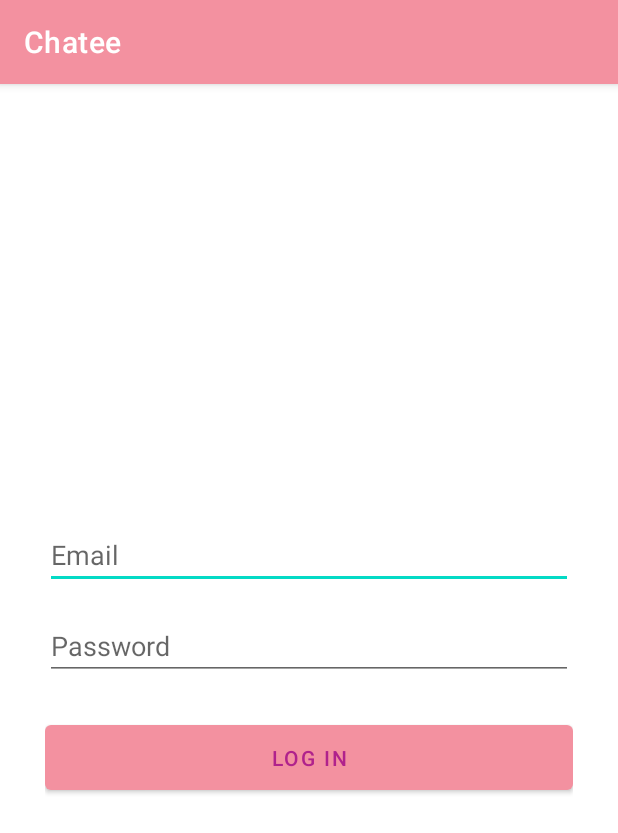
After one commit to Mandeep-Personal/androidchatee-mandeep1580, an Android app: the LoginActivity screen opened directly, with no data from a screen before it, on a phone screen of 412 x 824 dp. The commit adds this screen. Shown: the top 833 px of the screen. Run offline under Robolectric (Android 15) with nearby library versions, the phone set to English and light mode, and no system bars.

Commit message:
Added new activity for login along with the layout, also added the relevant contstraints

```diff
--- a/app/build.gradle
+++ b/app/build.gradle
@@ -33,6 +33,9 @@ android {
     kotlinOptions {
         jvmTarget = '1.8'
     }
+    buildFeatures{
+        viewBinding true
+    }
 }
 
 dependencies {
--- a/app/src/main/AndroidManifest.xml
+++ b/app/src/main/AndroidManifest.xml
@@ -16,6 +16,9 @@
                 <category android:name="android.intent.category.LAUNCHER" />
             </intent-filter>
         </activity>
+        <activity
+            android:name=".LoginActivity"
+            android:windowSoftInputMode="adjustResize" />
     </application>
 
 </manifest>
--- /dev/null
+++ b/app/src/main/java/com/mandeepdhillon/chatee_kotlin/LoginActivity.kt
@@ -0,0 +1,22 @@
+package com.mandeepdhillon.chatee_kotlin
+
+import android.app.Activity
+import android.content.Context
+import android.os.Bundle
+import android.view.inputmethod.InputMethodManager
+import androidx.appcompat.app.AppCompatActivity
+import com.mandeepdhillon.chatee_kotlin.databinding.ActivityLoginBinding
+
+class LoginActivity: AppCompatActivity() {
+
+    private lateinit var binding: ActivityLoginBinding
+    override fun onCreate(savedInstanceState: Bundle?) {
+        super.onCreate(savedInstanceState)
+        binding = ActivityLoginBinding.inflate(layoutInflater)
+        setContentView(binding.root)
+    }
+    fun Activity.hideKeyboard(){
+        val imm = getSystemService(Context.INPUT_METHOD_SERVICE) as InputMethodManager
+        imm.hideSoftInputFromWindow(this.currentFocus?.windowToken, 0);
+    }
+}
--- a/app/src/main/java/com/mandeepdhillon/chatee_kotlin/MainActivity.kt
+++ b/app/src/main/java/com/mandeepdhillon/chatee_kotlin/MainActivity.kt
@@ -1,11 +1,19 @@
 package com.mandeepdhillon.chatee_kotlin
 
+import android.content.Intent
 import androidx.appcompat.app.AppCompatActivity
 import android.os.Bundle
+import com.mandeepdhillon.chatee_kotlin.databinding.ActivityMainBinding
 
 class MainActivity : AppCompatActivity() {
+    private lateinit var binding: ActivityMainBinding
     override fun onCreate(savedInstanceState: Bundle?) {
         super.onCreate(savedInstanceState)
-        setContentView(R.layout.activity_main)
+        binding = ActivityMainBinding.inflate(layoutInflater)
+        setContentView(binding.root)
+        binding.loginButton.setOnClickListener {
+            startActivity(Intent(this, LoginActivity::class.java))
+        }
+
     }
 }
--- /dev/null
+++ b/app/src/main/res/layout/activity_login.xml
@@ -0,0 +1,70 @@
+<?xml version="1.0" encoding="utf-8"?>
+<androidx.constraintlayout.widget.ConstraintLayout xmlns:android="http://schemas.android.com/apk/res/android"
+    xmlns:app="http://schemas.android.com/apk/res-auto"
+    android:layout_width="match_parent"
+    android:layout_height="match_parent">
+
+    <androidx.constraintlayout.widget.Guideline
+        android:id="@+id/center_guideline"
+        android:layout_width="wrap_content"
+        android:layout_height="wrap_content"
+        android:orientation="horizontal"
+        app:layout_constraintGuide_percent="0.5" />
+
+    <ScrollView
+        android:layout_width="match_parent"
+        android:layout_height="wrap_content"
+        android:fillViewport="true"
+        android:isScrollContainer="false"
+        app:layout_constraintBottom_toBottomOf="parent"
+        app:layout_constraintEnd_toEndOf="parent"
+        app:layout_constraintStart_toStartOf="parent"
+        app:layout_constraintTop_toTopOf="parent">
+
+        <LinearLayout
+            android:layout_width="match_parent"
+            android:layout_height="wrap_content"
+            android:orientation="vertical"
+            android:layout_marginStart="30dp"
+            android:layout_marginEnd="30dp"
+            app:layout_constraintEnd_toEndOf="parent"
+            app:layout_constraintStart_toStartOf="parent"
+            app:layout_constraintTop_toTopOf="parent">
+
+            <EditText
+                android:id="@+id/email_input"
+                android:layout_width="match_parent"
+                android:layout_height="wrap_content"
+                android:hint="@string/email"
+                android:inputType="textEmailAddress"
+                app:layout_constraintBottom_toTopOf="@id/center_guideline"
+                app:layout_constraintEnd_toEndOf="parent"
+                app:layout_constraintStart_toStartOf="parent" />
+
+            <EditText
+                android:id="@+id/password_input"
+                android:layout_width="match_parent"
+                android:layout_height="wrap_content"
+                android:layout_marginTop="15dp"
+                android:hint="@string/password"
+                android:inputType="textPassword"
+                app:layout_constraintEnd_toEndOf="parent"
+                app:layout_constraintStart_toStartOf="parent"
+                app:layout_constraintTop_toBottomOf="@id/center_guideline" />
+
+            <Button
+                android:id="@+id/login_button"
+                android:layout_width="match_parent"
+                android:layout_height="wrap_content"
+                android:layout_marginTop="24dp"
+                android:padding="12dp"
+                android:text="@string/login"
+                app:layout_constraintEnd_toEndOf="parent"
+                app:layout_constraintStart_toStartOf="parent"
+                app:layout_constraintTop_toBottomOf="@id/password_input" />
+
+        </LinearLayout>
+
+    </ScrollView>
+
+</androidx.constraintlayout.widget.ConstraintLayout>
--- a/app/src/main/res/values/strings.xml
+++ b/app/src/main/res/values/strings.xml
@@ -2,5 +2,7 @@
     <string name="app_name">Chatee</string>
     <string name="login">Log In</string>
     <string name="register">Register</string>
+    <string name="email">Email</string>
+    <string name="password">Password</string>
 
 </resources>
```
